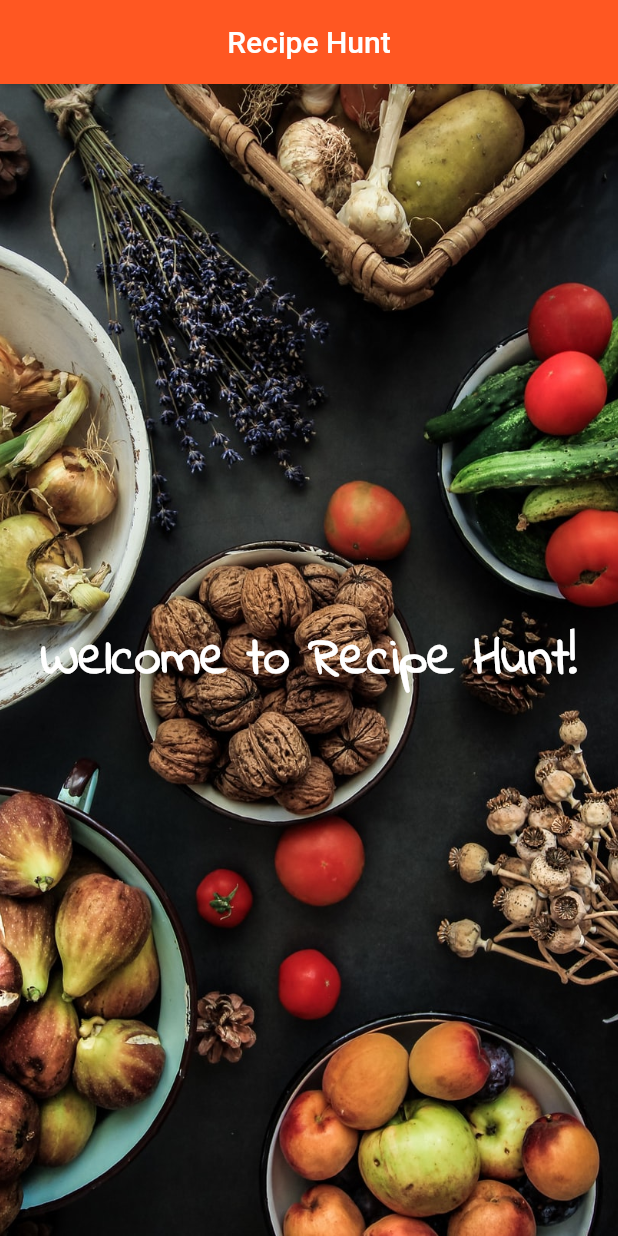
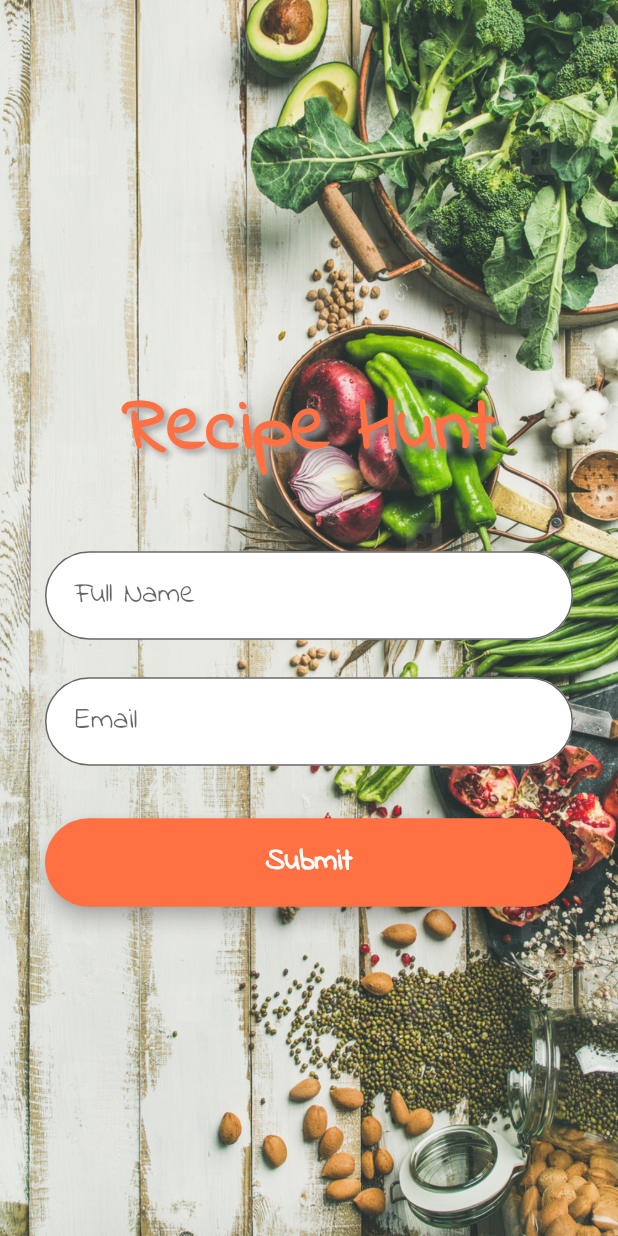
Before and after one commit to Ankita-P/FindMyRecipeApp, a Flutter app: the screen it shows after launch, on a phone screen of 412 x 824 dp. Run offline on Flutter 3.47's test engine with Material 2 defaults, Android fonts, the phone set to English and light mode, and no system bars; our stand-ins replace firebase_auth; accounts and stored records are empty.

```diff
--- a/lib/main.dart
+++ b/lib/main.dart
@@ -1,37 +1,170 @@
+import 'package:firebase_auth/firebase_auth.dart';
 import 'package:flutter/material.dart';
+import 'package:recipe_hunt/services/auth_services.dart';
+import 'package:recipe_hunt/views/home.dart';
 
-void main() => runApp(MaterialApp(
-  home: Home(),
-));
+void main() => runApp(MyApp());
 
-class Home extends StatelessWidget {
+class MyApp extends StatelessWidget {
   @override
   Widget build(BuildContext context) {
-    return Scaffold(
-      appBar: AppBar(
-        title: Text('Recipe Hunt'),
-        centerTitle: true,
-        backgroundColor: Colors.deepOrange,
+    return MaterialApp(
+      title: 'Recipe Hunt',
+      theme: ThemeData
+        (
+//        primarySwatch: MaterialColor(Colors.red[600]),
       ),
-      body:  Container(
-        decoration: BoxDecoration(
-          image: DecorationImage(
-            image: AssetImage("assets/screen1_background.jpg"),
-            fit: BoxFit.cover,
-          ),
-        ),
-        child: Center(child: Text(
-          'Welcome to Recipe Hunt!',
-          style: TextStyle(
-            fontSize: 35.0,
-            fontWeight: FontWeight.bold,
-            color: Colors.white,
-            fontFamily: 'IndieFlower',
-          ),
-        ),
-        ),
-
-      )
+      home: MyLoginPage(title: 'Register User'),
     );
   }
 }
+
+class MyLoginPage extends StatefulWidget {
+  MyLoginPage({Key key, this.title}) : super(key:key);
+
+
+  final String title;
+  @override
+  _MyLoginPageState createState() => _MyLoginPageState();
+}
+
+class _MyLoginPageState extends State<MyLoginPage> {
+  String _userName, _emailAddress;
+  TextEditingController userNameController = new TextEditingController();
+  TextEditingController userEmailController = new TextEditingController();
+  final GlobalKey<FormState> _formKey = GlobalKey<FormState>();
+
+  void _submitDetails()
+  {
+    _userName = userNameController.text;
+    _emailAddress = userEmailController.text;
+  }
+
+  TextStyle style = TextStyle(fontFamily: 'IndieFlower', fontSize: 20.0);
+
+  @override
+  Widget build(BuildContext context) {
+    final header = Text('Recipe Hunt',
+      style: TextStyle(
+          color: Color(0xffff7043),
+          fontSize: 50.0,
+          fontWeight: FontWeight.bold,
+          shadows: [
+            Shadow(
+                blurRadius: 5.0,
+                color: Colors.grey,
+                offset: Offset(3.0, 3.0)
+            ),
+          ],
+          fontFamily: "IndieFlower"
+      ),);
+    final nameField = TextFormField(
+      obscureText: false,
+      controller: userNameController,
+      style: style,
+      validator: (input){
+        if(input.isEmpty)
+        {
+          return 'Please enter your full name';
+        }
+      },
+      onSaved: (input) => _userName = input,
+      decoration: InputDecoration(
+          contentPadding: EdgeInsets.fromLTRB(20.0, 15.0, 20.0, 15.0),
+          hintText: "Full Name",
+          filled: true,
+          fillColor: Colors.white,
+          border: OutlineInputBorder(borderRadius: BorderRadius.circular(32.0))),
+    );
+    final emailField = TextFormField(
+      obscureText: false,
+      controller: userEmailController,
+      style: style,
+      keyboardType: TextInputType.emailAddress,
+      validator: (input){
+        if(input.isEmpty)
+          {
+            return 'Please enter email id';
+          }
+      },
+      onSaved: (input) => _emailAddress = input,
+      decoration: InputDecoration(
+          contentPadding: EdgeInsets.fromLTRB(20.0, 15.0, 20.0, 15.0),
+          hintText: "Email",
+          filled: true,
+          fillColor: Colors.white,
+          border: OutlineInputBorder(borderRadius: BorderRadius.circular(32.0))),
+    );
+
+    final submitButton = Material(
+
+      elevation: 5.0,
+      borderRadius: BorderRadius.circular(30.0),
+      color: Color(0xffff7043),
+      child: MaterialButton(
+        minWidth: MediaQuery.of(context).size.width,
+        padding: EdgeInsets.fromLTRB(20.0, 15.0, 20.0, 15.0),
+        onPressed: signIn,
+        child: Text("Submit",
+          textAlign: TextAlign.center,
+          style: style.copyWith(
+              color: Colors.white,
+              fontWeight: FontWeight.bold),
+        ),
+      ),
+    );
+
+
+    return Scaffold(
+
+        body: Form(
+          key: _formKey,
+            child: Container(
+              decoration: BoxDecoration(
+                  image: DecorationImage(
+                      image: AssetImage("assets/registerpagebg.jpg"),
+                      fit: BoxFit.cover
+                  )
+              ),
+              child: Padding(
+                padding: const EdgeInsets.all(30.0),
+                child: Column(
+                  crossAxisAlignment: CrossAxisAlignment.center,
+                  mainAxisAlignment: MainAxisAlignment.center,
+                  children: <Widget>[
+                    SizedBox(height:45.0),
+                    header,
+                    SizedBox(height: 45.0),
+                    nameField,
+                    SizedBox(height: 25.0),
+                    emailField,
+                    SizedBox(height: 35.0),
+                    submitButton,
+                    SizedBox(height: 15.0)
+
+                  ],
+                ),
+              ),
+            )
+        )
+    );
+  }
+
+  Future<void> signIn() async
+  {
+    final formState = _formKey.currentState;
+    if(formState.validate())
+      {
+        formState.save();
+        try{
+          Future<String> user = AuthService().signInWithEmailAndPassword(_emailAddress, _userName);
+          Navigator.push(context, MaterialPageRoute(builder: (context) => Home()));
+        }
+        catch(e)
+        {
+          print(e.message);
+        }
+        //login to firebase
+      }
+  }
+}
--- /dev/null
+++ b/lib/services/auth_services.dart
@@ -0,0 +1,33 @@
+import 'package:firebase_auth/firebase_auth.dart';
+
+class AuthService{
+
+  final FirebaseAuth _firebaseAuth = FirebaseAuth.instance;
+
+  Stream<String> get onAuthStateChanged => _firebaseAuth.onAuthStateChanged.map(
+      (FirebaseUser user) => user?.uid,
+  );
+
+  //Email and password Sign up
+  Future<String> createUserWithEmailAndPassword(String email, String password, String name) async{
+    final currentUser = await _firebaseAuth.createUserWithEmailAndPassword(email: email, password: password,);
+
+    //update username
+    var userUpdateInfo = UserUpdateInfo();
+    userUpdateInfo.displayName = name;
+    await currentUser.updateProfile(userUpdateInfo);
+    await currentUser.reload();
+    return currentUser.uid;
+  }
+
+  //Email and Password Sign in
+  Future<String> signInWithEmailAndPassword(String email, String password) async{
+    return (await _firebaseAuth.signInWithEmailAndPassword(email: email, password: password)).uid;
+  }
+
+  //sign out
+  signOut()
+  {
+    return _firebaseAuth.signOut();
+  }
+}
--- a/pubspec.yaml
+++ b/pubspec.yaml
@@ -19,6 +19,9 @@ environment:
 dependencies:
   flutter:
     sdk: flutter
+
+  cloud_firestore: ^0.13.0+1
+  firebase_auth: ^0.11.1+10
 
   # The following adds the Cupertino Icons font to your application.
   # Use with the CupertinoIcons class for iOS style icons.
```
Also changed, not shown: lib/views/home.dart (added, +18 -0 lines), lib/views/signup_view.dart (added, +32 -0 lines), assets/logo.jpg (added), assets/registerpagebg.jpg (added), assets/registerpagelogo.jpg (added), assets/screen1_background.jpg (deleted), pubspec.lock, 6 other files.
